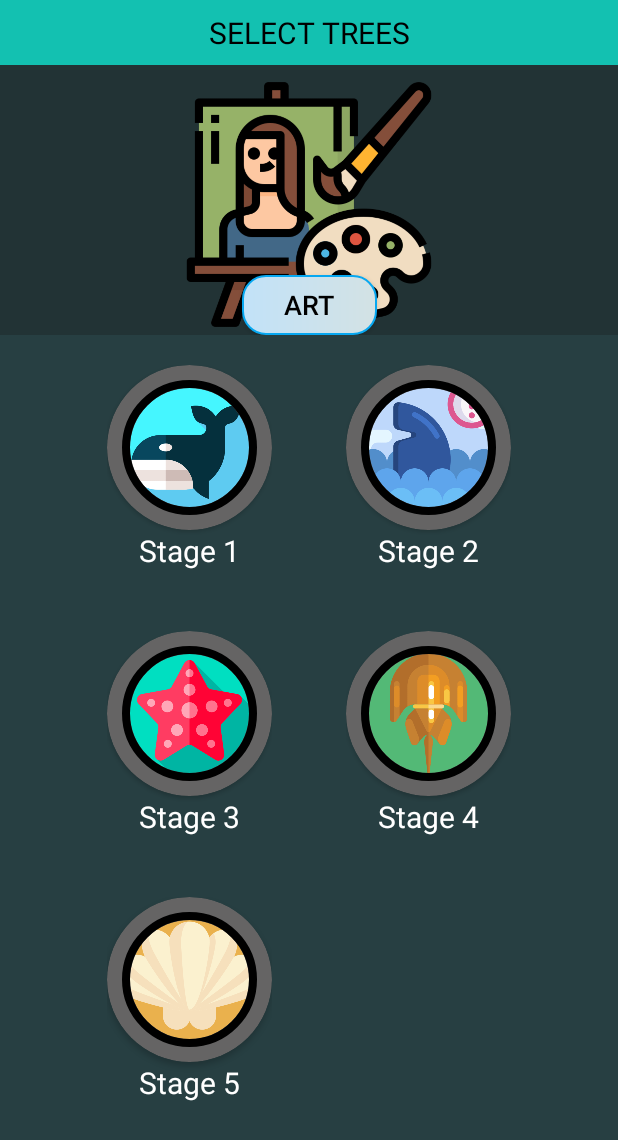
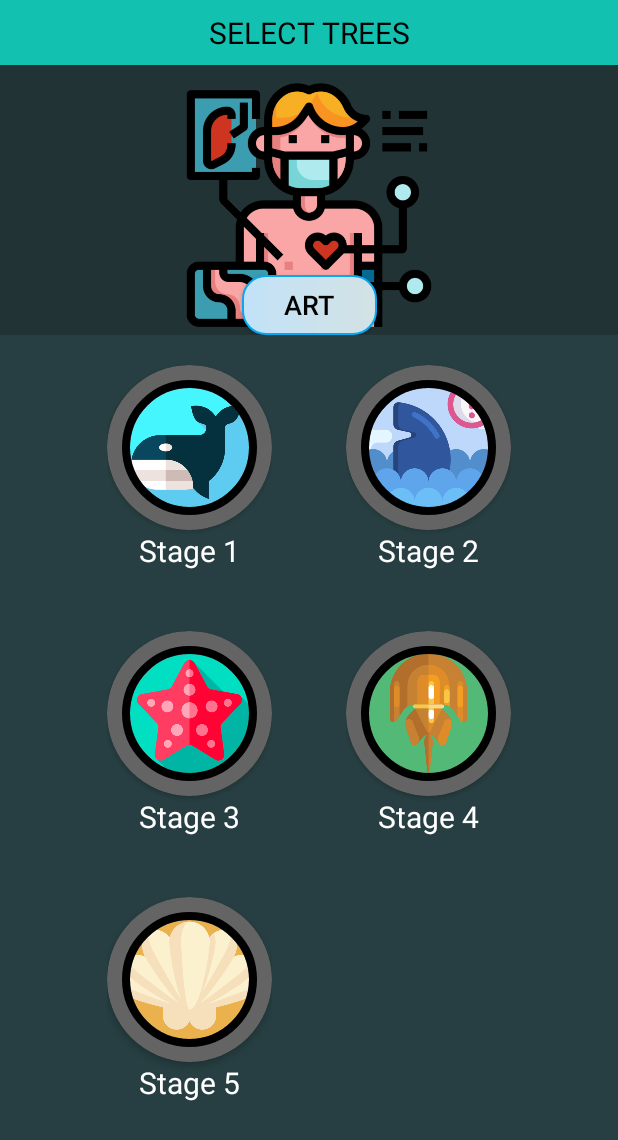
Before and after one commit to craymon777/NousProject, an Android app: the fragment History2Fragment shown on its own in the app's theme, on a phone screen of 412 x 824 dp. Shown: the top 1140 px of the screen. Run offline under Robolectric (Android 15) with nearby library versions, the phone set to English and light mode, and no system bars; our stand-ins replace CircleImageView; Roboto replaces fonts that are not available here.

```diff
--- a/app/build.gradle
+++ b/app/build.gradle
@@ -1,6 +1,6 @@
 plugins {
     id 'com.android.application'
-    id 'com.google.gms.google-services'
+
 }
 
 android {
--- a/app/src/main/res/layout/fragment_history2.xml
+++ b/app/src/main/res/layout/fragment_history2.xml
@@ -52,7 +52,7 @@
             android:id="@+id/imageView4"
             android:layout_width="321dp"
             android:layout_height="174dp"
-            android:src="@drawable/ic_art_history"
+            android:src="@drawable/ic_human_body"
             app:layout_constraintBottom_toBottomOf="parent"
             app:layout_constraintEnd_toEndOf="parent"
             app:layout_constraintStart_toStartOf="parent"
```
